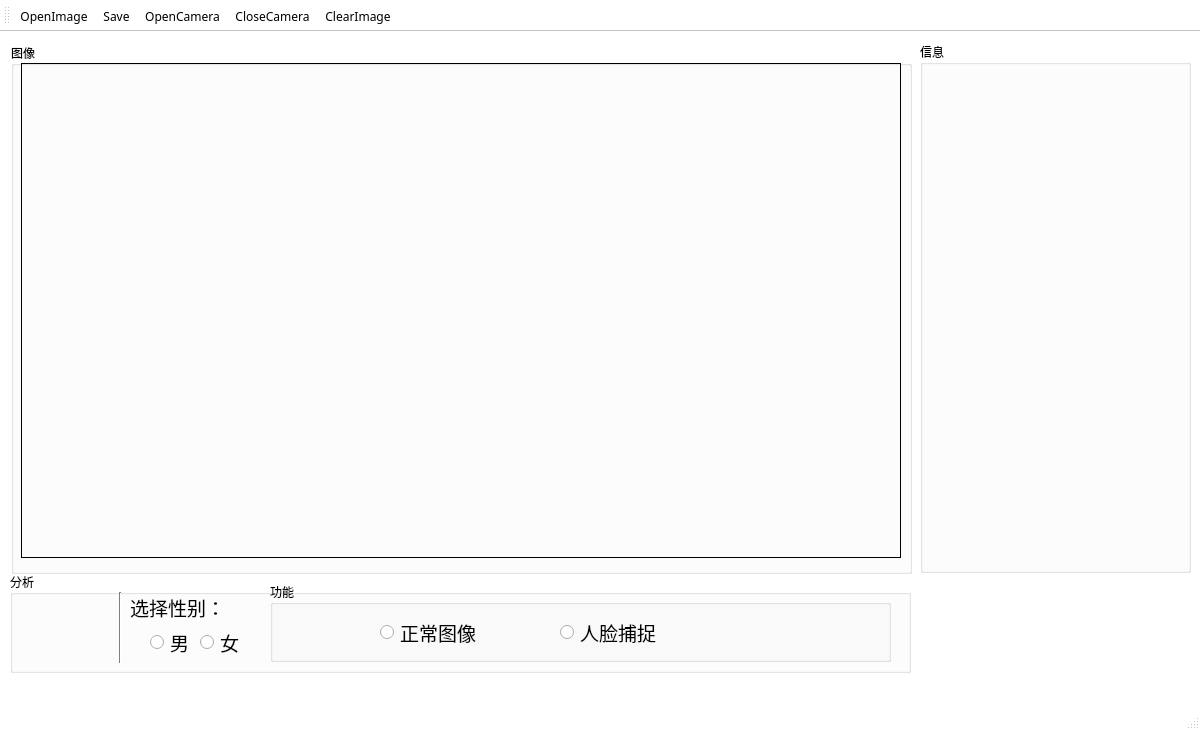
This is GUIDesign.ui in Mitty-Hu/CGproject as Qt 5 draws it before an edit. The edited form follows.
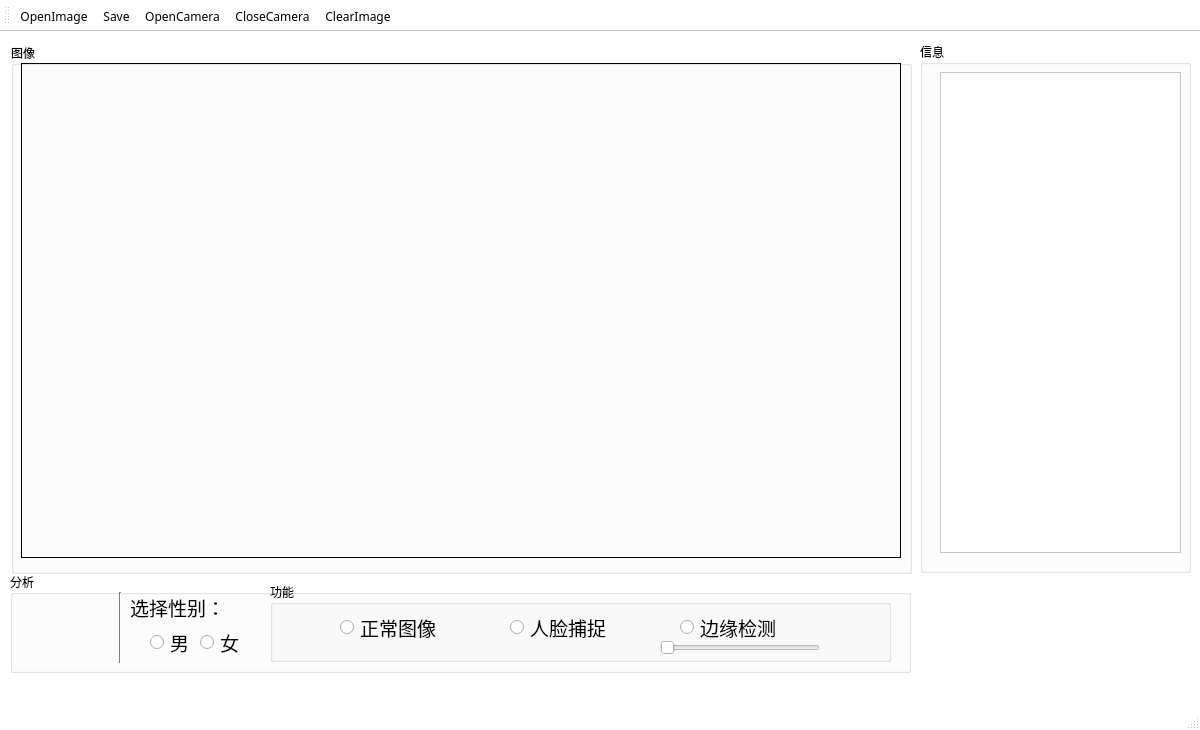
This is the edited form. Icons and pictures are not drawn.

Commit message: 添加边缘检测功能

```diff
--- a/GUIDesign.ui
+++ b/GUIDesign.ui
@@ -641,8 +641,8 @@
      <widget class="QRadioButton" name="radioButton_NormalImage">
       <property name="geometry">
        <rect>
-        <x>110</x>
-        <y>40</y>
+        <x>70</x>
+        <y>35</y>
         <width>101</width>
         <height>21</height>
        </rect>
@@ -659,8 +659,8 @@
      <widget class="QRadioButton" name="radioButton_FaceTract">
       <property name="geometry">
        <rect>
-        <x>290</x>
-        <y>40</y>
+        <x>240</x>
+        <y>35</y>
         <width>101</width>
         <height>21</height>
        </rect>
@@ -674,6 +674,43 @@
        <string>人脸捕捉</string>
       </property>
      </widget>
+     <widget class="QRadioButton" name="radioButton_EdgeTract">
+      <property name="geometry">
+       <rect>
+        <x>410</x>
+        <y>35</y>
+        <width>101</width>
+        <height>21</height>
+       </rect>
+      </property>
+      <property name="font">
+       <font>
+        <pointsize>14</pointsize>
+       </font>
+      </property>
+      <property name="text">
+       <string>边缘检测</string>
+      </property>
+     </widget>
+     <widget class="QSlider" name="horizontalSlider_EdgeTract">
+      <property name="geometry">
+       <rect>
+        <x>390</x>
+        <y>55</y>
+        <width>160</width>
+        <height>22</height>
+       </rect>
+      </property>
+      <property name="minimum">
+       <number>101</number>
+      </property>
+      <property name="maximum">
+       <number>500</number>
+      </property>
+      <property name="orientation">
+       <enum>Qt::Horizontal</enum>
+      </property>
+     </widget>
     </widget>
    </widget>
    <widget class="QGroupBox" name="groupBox_2">
@@ -738,6 +775,21 @@
     <property name="title">
      <string>信息</string>
     </property>
+    <widget class="QTextEdit" name="textEdit_Report">
+     <property name="geometry">
+      <rect>
+       <x>20</x>
+       <y>30</y>
+       <width>241</width>
+       <height>481</height>
+      </rect>
+     </property>
+     <property name="font">
+      <font>
+       <pointsize>10</pointsize>
+      </font>
+     </property>
+    </widget>
    </widget>
    <widget class="QLabel" name="label_SJTUlogo">
     <property name="geometry">
```
Left out of the diff: 4 changed lines with no effect on the pictures. The commit also changes 2 other files.
